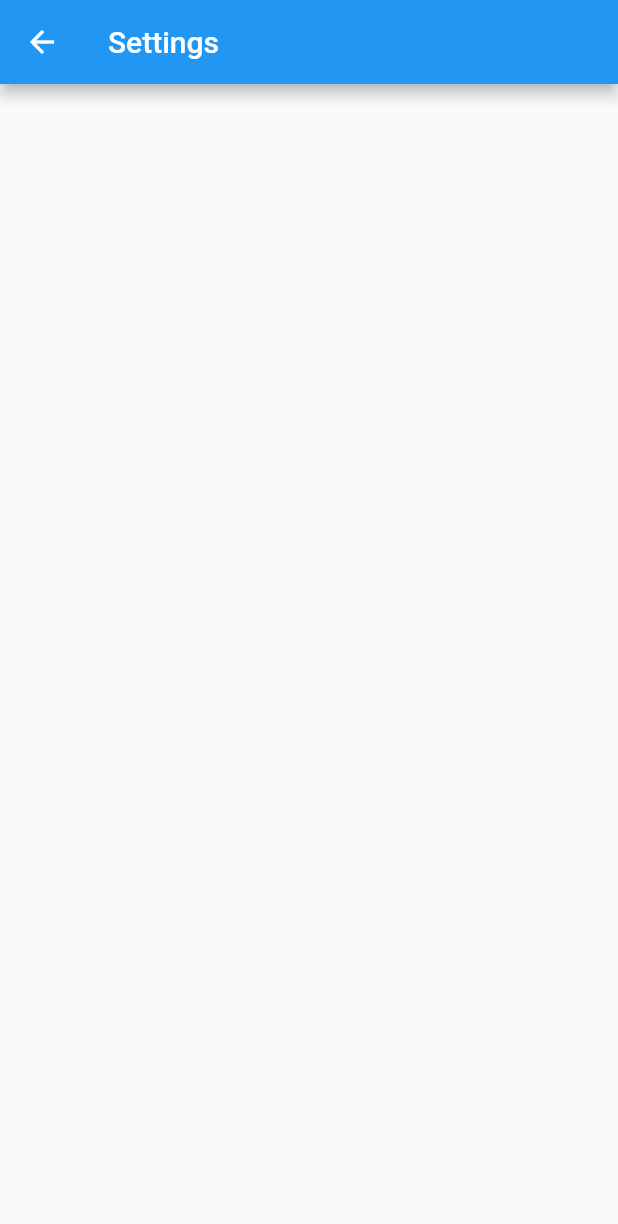
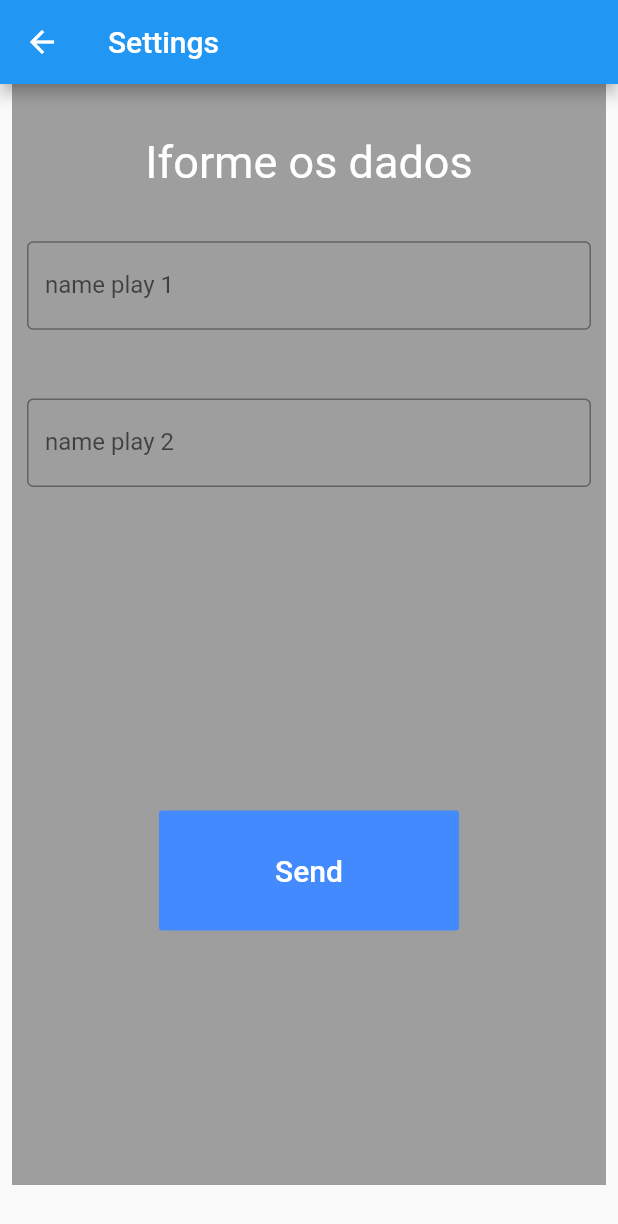
Before and after one commit to Matheus-Tankian/Tic-tac-toe, a Flutter app: the screen it shows after launch, after a tap on the "settings" icon, on a phone screen of 412 x 824 dp. Shown: the top 1224 px of the screen. Run offline on Flutter 3.47's test engine with Material 2 defaults, Android fonts, the phone set to English and light mode, and no system bars.

Commit message:
em producao

```diff
--- a/lib/homePage.dart
+++ b/lib/homePage.dart
@@ -40,24 +40,64 @@ class HomePage extends StatelessWidget {
           ),
         ],
       ),
-      body: ListView(
-        padding: const EdgeInsets.fromLTRB(8, 0, 8, 0),
-        children: <Widget>[
-          Container(
-            height: (aux? (heightSize): 300),
-            color: Colors.red,
+      body: Container(
+              padding: const EdgeInsets.symmetric(vertical: 8, horizontal: 8),
+              height: (aux? (heightSize): 300),
+              color: Colors.red,
 
-          )
-        ],
-      )
+              child: MainView(),
+          ),
     );
   }
   Widget MainView(){
     return Column(
       children: <Widget>[
+          Expanded(
+            child: Row(
+              children: <Widget>[
+                Expanded(
+                  child: ConstrainedBox(
+                    constraints: BoxConstraints.expand(),
+                    child: Container(
+                      color: Colors.yellow,
+                      child: Text(
+                        'X 4',
+                        style: TextStyle(
+                          fontSize: 20,
+                        ),
+                      ),
+                    ),
+                  ),
+                  flex: 2,
+                ),
+                Expanded(
+                  child: ConstrainedBox(
+                    constraints: BoxConstraints.expand(),
+                    child: Container(
+                      color: Colors.orangeAccent,
+                      child: Text(
+                        'O 4',
+                        style: TextStyle(
+                          fontSize: 20,
+                        ),
+                      ),
+                    ),
+                  ),
+                  flex: 2,
+                ),
+              ],
+            ),
+            flex: 1,
+          ),
+        Expanded(
+          child: Container(
+            color: Colors.indigo,
+          ),
+          flex: 4,
+        ),
 
       ],
-    )
+    );
 
   }
 }
--- a/lib/main.dart
+++ b/lib/main.dart
@@ -9,6 +9,7 @@ void main() {
 }
 
 class MyApp extends StatelessWidget {
+  var x;
   @override
   Widget build(BuildContext context) {
     return MaterialApp(
--- a/lib/settingsPage.dart
+++ b/lib/settingsPage.dart
@@ -1,18 +1,149 @@
 import 'package:flutter/cupertino.dart';
 import 'package:flutter/material.dart';
 
-class SettingsPage extends StatelessWidget {
-  var x = 10;
+class SettingsPage extends StatefulWidget {
+  @override
+  _SettingsPageState createState() => _SettingsPageState();
+}
+
+class _SettingsPageState extends State<SettingsPage> {
+
+  bool auxHeight = true;
+  String namePlay1 = 'Play1';
+  String namePlay2 = 'Play2';
+
+
   @override
   Widget build(BuildContext context) {
+    var heightSize = MediaQuery.of(context).size.height;
+
     return Scaffold(
       appBar: AppBar(
         title: Text(
           'Settings',
         ),
+      ),
+      body: ListView(
+        padding: const EdgeInsets.symmetric(horizontal: 8),
+        children: <Widget>[
+          Container(
+            height: (auxHeight? (heightSize -90):100),
+            color: Colors.grey,
+            child: Column(
+              mainAxisAlignment: MainAxisAlignment.center,
+              mainAxisSize: MainAxisSize.max,
+              crossAxisAlignment: CrossAxisAlignment.center,
+              children: <Widget>[
+                Expanded(
+                  child: titleView(),
+                  flex: 1,
+                ),
 
+                Expanded(
+                  child: Container(
+                    color: Colors.grey,
+                    padding: const EdgeInsets.symmetric(horizontal: 10),
+                    child: textPlay1View(),
+                  ),
+                  flex: 1,
+                ),
+
+                Expanded(
+
+                  child: Container(
+                    color: Colors.grey,
+                    padding: const EdgeInsets.symmetric(horizontal: 10),
+                    child: textPlay2View(),
+                  ),
+                  flex: 1,
+                ),
+
+                Expanded(
+
+                  child: Align(
+                    alignment: Alignment.center,
+                    child: Container(
+                      width: 200,
+                      height: 80,
+                      child: buttonView(),
+                    ),
+                  ),
+                  flex: 4,
+                ),
+
+              ],
+            ),
+          ),
+        ],
       ),
-
     );
   }
+  Widget titleView(){
+    return Container(
+      child: Center(
+        child: Text(
+          'Iforme os dados',
+          style: TextStyle(
+            fontSize: 30,
+            color: Colors.white,
+          ),
+        ),
+      ),
+    );
+  }
+
+  Widget textPlay1View(){
+    return TextField(
+        decoration: InputDecoration(
+          border: OutlineInputBorder(),
+          labelText: 'name play 1',
+        ),
+        onChanged: (text){
+          var aux  = text;
+          if(aux !=null){
+            setState(() {
+              namePlay1 = aux;
+            });
+          }
+        }
+    );
+  }
+
+  Widget textPlay2View(){
+    return TextField(
+        decoration: InputDecoration(
+          border: OutlineInputBorder(),
+          labelText: 'name play 2',
+        ),
+        onChanged: (text){
+          var aux  = text;
+          if(aux !=null){
+            setState(() {
+              namePlay2 = aux;
+            });
+          }
+        }
+    );
+  }
+
+  Widget buttonView(){
+    return FlatButton(
+
+      onPressed: () {
+
+      },
+      textColor: Colors.white,
+      color: Colors.blueAccent,
+      disabledColor: Colors.grey,
+      disabledTextColor: Colors.white,
+      highlightColor: Colors.orangeAccent,
+      child: Text(
+          'Send',
+          style: TextStyle(
+          fontSize: 20,
+      ),
+      ),
+    );
+  }
+
 }
```
